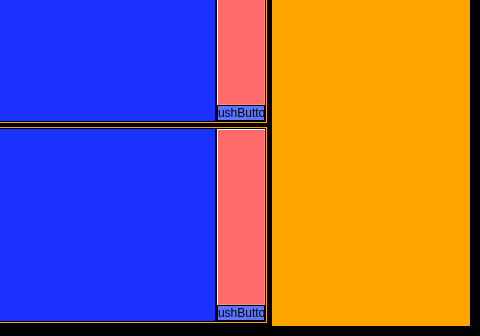
Qt form Qt Creator/Mainwindow_grafico.ui (Mixer97/tesi_triennale) before a commit; both pictures show x 640 to 1120 and y 328 to 664 of the 1120 by 664 pixel window.
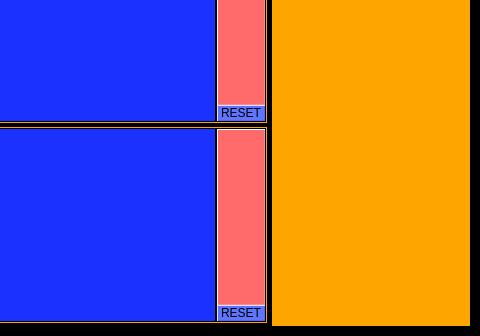
The same form after that commit. Custom widgets are drawn as their Qt base class.

Diff of the .ui file:
```diff
--- a/Qt Creator/Mainwindow_grafico.ui
+++ b/Qt Creator/Mainwindow_grafico.ui
@@ -261,7 +261,9 @@
                       </property>
                       <property name="styleSheet">
                        <string notr="true">QPushButton{
-	border-width: 1px;
+	border-style: outset;
+    border-width: 1px;
+    border-color:rgb(98, 93, 255);
 	background-color:rgb(93, 117, 255);
 	color: rgb(0, 0, 0);
 }
@@ -273,7 +275,7 @@
 }</string>
                       </property>
                       <property name="text">
-                       <string>PushButton</string>
+                       <string>RESET</string>
                       </property>
                      </widget>
                     </item>
@@ -656,7 +658,9 @@
                       </property>
                       <property name="styleSheet">
                        <string notr="true">QPushButton{
-	border-width: 1px;
+	border-style: outset;
+    border-width: 1px;
+    border-color:rgb(98, 93, 255);
 	background-color:rgb(93, 117, 255);
 	color: rgb(0, 0, 0);
 }
@@ -668,7 +672,7 @@
 }</string>
                       </property>
                       <property name="text">
-                       <string>PushButton</string>
+                       <string>RESET</string>
                       </property>
                      </widget>
                     </item>
```
Left out of the diff: 50 changed lines with no effect on the pictures.
